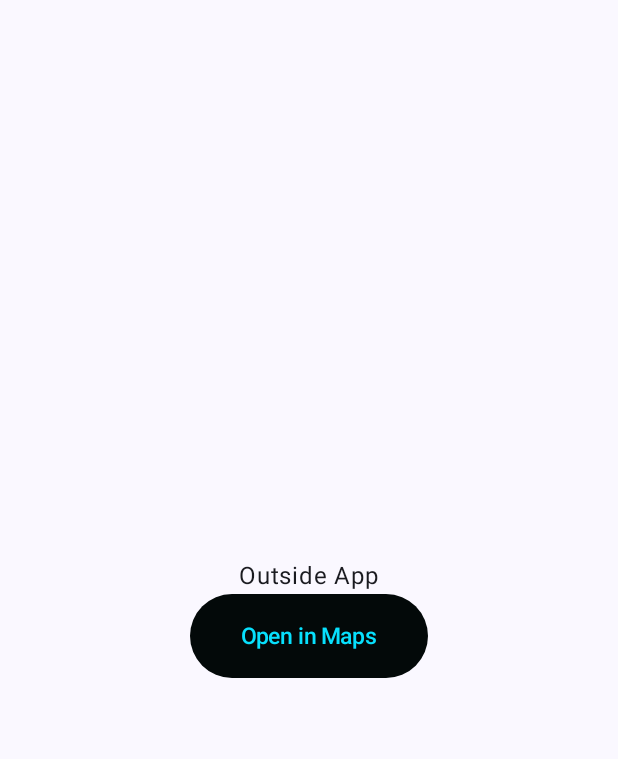
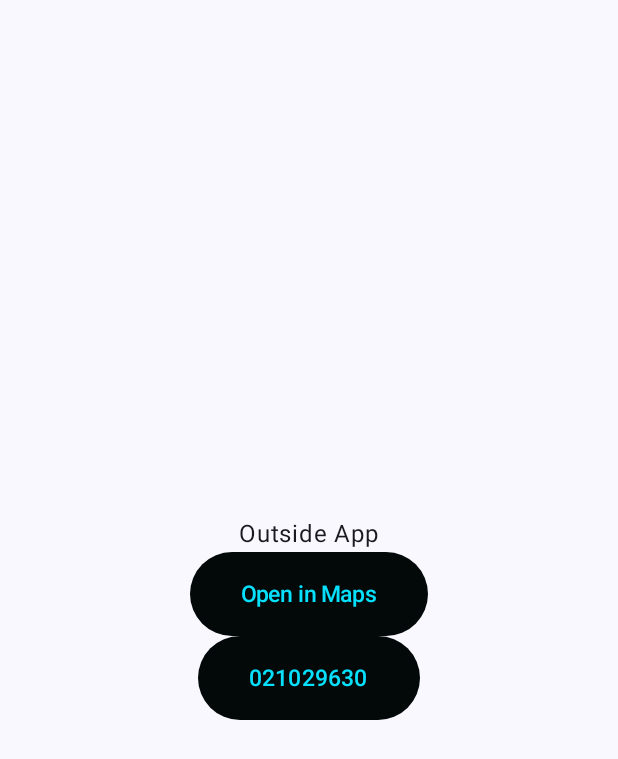
Before and after one commit to abir4u/AndroidBasics, an Android app built with Jetpack Compose: the composable NavigateOutsideAppScreen shown on its own in the app's theme, on a phone screen of 412 x 824 dp. Shown: the top 759 px of the screen. Run offline under Robolectric (Android 15) with nearby library versions, the phone set to English and light mode, and no system bars.

Commit message:
Make a Dialer button that takes you to device dialer and inserts the phone number to call.

```diff
--- /dev/null
+++ b/app/src/main/java/com/abir/androidbasicpart1/composables/DialButton.kt
@@ -0,0 +1,64 @@
+package com.abir.androidbasicpart1.composables
+
+import android.content.Intent
+import android.net.Uri
+import android.widget.Toast
+import androidx.compose.foundation.layout.Column
+import androidx.compose.foundation.layout.padding
+import androidx.compose.material3.Button
+import androidx.compose.material3.ButtonDefaults
+import androidx.compose.material3.Text
+import androidx.compose.runtime.Composable
+import androidx.compose.ui.Modifier
+import androidx.compose.ui.platform.LocalContext
+import androidx.compose.ui.unit.dp
+import androidx.compose.ui.unit.sp
+import com.abir.androidbasicpart1.ui.theme.ThemeBgColorPrimary
+import com.abir.androidbasicpart1.ui.theme.ThemeTextColor
+
+@Composable
+fun DialButton(phoneNumber: String) {
+
+    // on below line we are creating
+    // a variable for a context
+    val ctx = LocalContext.current
+
+    // on below line we are creating a column
+    Column {
+        // on below line adding a button to open URL
+        Button(
+            colors = ButtonDefaults.buttonColors(containerColor = ThemeBgColorPrimary),
+            onClick = {
+                // on below line we are opening the dialer of our
+                // phone and passing phone number.
+                // Use format with "tel:" and phoneNumber created is
+                // stored in u.
+                val u = Uri.parse("tel: $phoneNumber")
+
+                // Create the intent and set the data for the
+                // intent as the phone number.
+                val i = Intent(Intent.ACTION_DIAL, u)
+                try {
+                    // Launch the Phone app's dialer with a phone
+                    // number to dial a call.
+                    ctx.startActivity(i)
+                } catch (s: SecurityException) {
+                    // show() method display the toast with
+                    // exception message.
+                    Toast.makeText(ctx, "An error occurred", Toast.LENGTH_LONG)
+                        .show()
+                }
+            }
+        ) {
+            // on below line creating a text for our button.
+            Text(
+                // on below line adding a text ,
+                // padding, color and font size.
+                text = phoneNumber,
+                modifier = Modifier.padding(10.dp),
+                color = ThemeTextColor,
+                fontSize = 15.sp
+            )
+        }
+    }
+}
--- a/app/src/main/java/com/abir/androidbasicpart1/composables/ExternalMapButton.kt
+++ b/app/src/main/java/com/abir/androidbasicpart1/composables/ExternalMapButton.kt
@@ -9,7 +9,6 @@
 import androidx.compose.material3.Text
 import androidx.compose.runtime.Composable
 import androidx.compose.ui.Modifier
-import androidx.compose.ui.graphics.Color
 import androidx.compose.ui.platform.LocalContext
 import androidx.compose.ui.unit.dp
 import androidx.compose.ui.unit.sp
--- a/app/src/main/java/com/abir/androidbasicpart1/screens/NavigateOutsideAppScreen.kt
+++ b/app/src/main/java/com/abir/androidbasicpart1/screens/NavigateOutsideAppScreen.kt
@@ -9,6 +9,7 @@
 import androidx.compose.ui.Alignment
 import androidx.compose.ui.Modifier
 import androidx.compose.ui.unit.dp
+import com.abir.androidbasicpart1.composables.DialButton
 import com.abir.androidbasicpart1.composables.ExternalMapButton
 
 @Composable
@@ -22,5 +23,6 @@
     ) {
         Text(text = "Outside App")
         ExternalMapButton(latitude = 37.7749, longitude = -122.4194)
+        DialButton(phoneNumber = "021029630")
     }
 }
```
